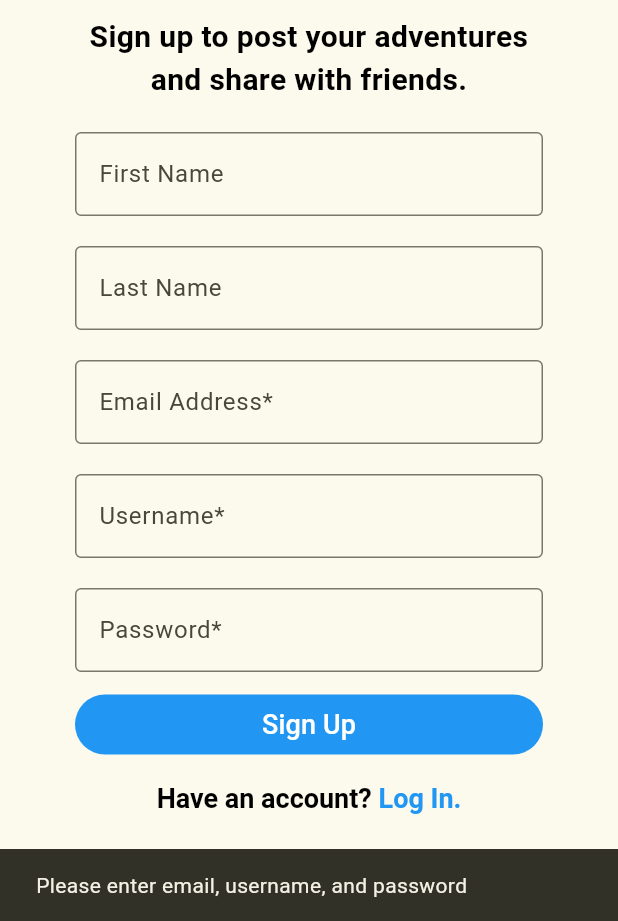
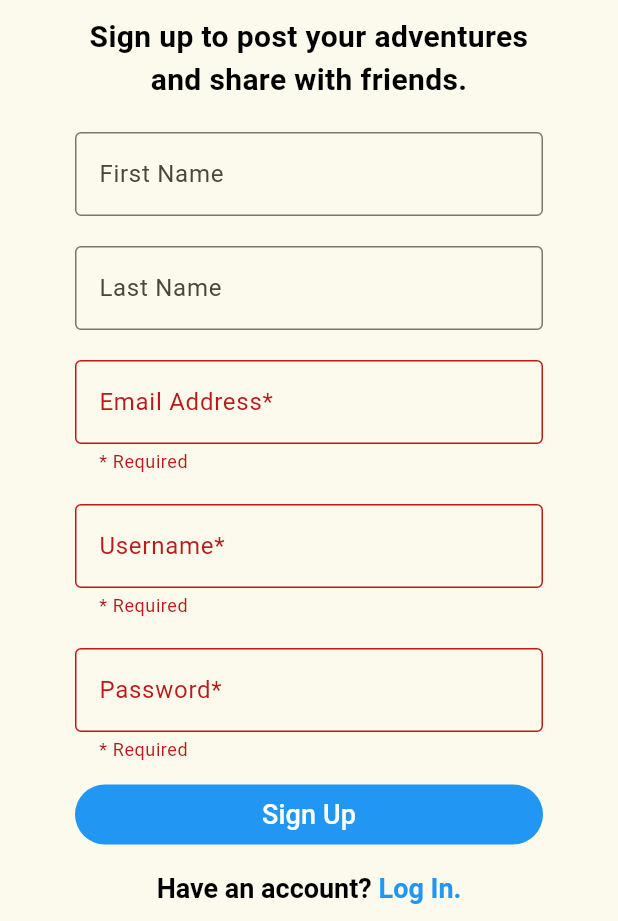
Before and after one commit to gagenotar/COP4331-BigProject-App, a Flutter app: the RegisterPage screen opened directly, after a tap on "Sign Up", on a phone screen of 412 x 824 dp, the part 315-1236 px from its top. Run offline on Flutter 3.47's test engine with Material 3 defaults, Android fonts, the phone set to English and light mode, and no system bars; our stand-ins replace form_field_validator, google_fonts; missing offline and left inert: bson.

Commit message:
field validation in login and register

```diff
--- a/lib/components/l_r_entry_box.dart
+++ b/lib/components/l_r_entry_box.dart
@@ -1,4 +1,5 @@
 import 'package:flutter/material.dart';
+import 'package:form_field_validator/form_field_validator.dart';
 
 class LREntryBox extends StatelessWidget {
 
@@ -7,7 +8,9 @@ class LREntryBox extends StatelessWidget {
     required this.textController,
     required this.label,
     this.keyboard = 'text',
-    this.isPassword = false
+    this.isPassword = false,
+    this.validator,
+    this.autovalidate = false
   });
 
   static final fieldType = {
@@ -17,17 +20,21 @@ class LREntryBox extends StatelessWidget {
     'text': TextInputType.text,
   };
 
+
   final TextEditingController textController;
   final String label;
 
   final String keyboard;
   final bool isPassword;
 
+  final FieldValidator? validator;
+  final bool autovalidate;
+
   @override
   Widget build(BuildContext context) {
     return Padding(
       padding: const EdgeInsets.symmetric(vertical:10, horizontal:50),
-      child: TextField(
+      child: TextFormField(
         controller: textController,
         decoration: InputDecoration(
           labelText: label,
@@ -37,7 +44,9 @@ class LREntryBox extends StatelessWidget {
         obscureText: isPassword,
         onTapOutside: (event) {
                     FocusManager.instance.primaryFocus?.unfocus();
-        }
+        },
+        validator: validator?.call,
+        autovalidateMode: autovalidate ? AutovalidateMode.onUserInteraction: AutovalidateMode.disabled
       ),
     );
   }
--- a/lib/pages/register_page.dart
+++ b/lib/pages/register_page.dart
@@ -5,6 +5,8 @@ import 'package:journey_journal_app/pages/login_page.dart';
 
 import 'package:journey_journal_app/components/api_service.dart';
 import 'package:journey_journal_app/components/l_r_entry_box.dart';
+
+import 'package:form_field_validator/form_field_validator.dart';
 
 class RegisterPage extends StatefulWidget {
   const RegisterPage({super.key});
@@ -24,15 +26,20 @@ class _RegisterPageState extends State<RegisterPage> {
 
   final TextEditingController _passwordController = TextEditingController();
 
+  final GlobalKey<FormState> _formkey = GlobalKey<FormState>();
+
   bool _isLoading = false;
+
+  bool _autovalidate = false;
 
   @override
   Widget build(BuildContext context) {
     return Scaffold(
       //resizeToAvoidBottomInset: false,
-      body: ListView(
+      body: Form(
+        key: _formkey,
+        child: ListView(
           children: <Widget>[
-
             const Flexible(
               child: SizedBox(
                 height:50
@@ -83,6 +90,7 @@ class _RegisterPageState extends State<RegisterPage> {
               ),
             ),
 
+
             LREntryBox(
               textController: _firstNameController,
               label: 'First Name',
@@ -98,20 +106,35 @@ class _RegisterPageState extends State<RegisterPage> {
             LREntryBox(
               textController: _emailController,
               label: 'Email Address*',
-            keyboard: 'email'
+              keyboard: 'email',
+              validator: MultiValidator([
+                RequiredValidator(errorText: "* Required"),
+                EmailValidator(errorText: "Not a valid email address.")
+                ]),
+              autovalidate: _autovalidate,
             ),
 
             LREntryBox(
               textController: _usernameController,
               label: 'Username*',
-            keyboard: 'text'
+              keyboard: 'text',
+              validator:RequiredValidator(errorText: "* Required"),
+              autovalidate: _autovalidate,
             ),
 
             LREntryBox(
               textController: _passwordController,
               label: 'Password*',
               keyboard: 'password',
-            isPassword: true
+              isPassword: true,
+              validator: MultiValidator([
+                RequiredValidator(errorText: "* Required"),
+                MinLengthValidator(8,errorText: "Password must be at least 8 characters"),
+                PatternValidator(r'[A-Z]', errorText: "Password must contain at least one uppercase letter"),
+                PatternValidator(r'[0-9]', errorText: "Password must contain at least one number"),
+                PatternValidator(r'[!@#$%^&*]', errorText: "Password must contain at least one special character")
+              ]),
+              autovalidate: true
             ),
 
             // Sign Up.
@@ -187,6 +210,7 @@ class _RegisterPageState extends State<RegisterPage> {
               )
             )
           ]
+        ),
       )
     );
   }
@@ -199,7 +223,7 @@ class _RegisterPageState extends State<RegisterPage> {
     String password = _passwordController.text;
 
     // Perform login logic here
-    if (email.isNotEmpty && username.isNotEmpty && password.isNotEmpty) {
+    if (_formkey.currentState!.validate()) {
 
       setState(() => _isLoading = true);
       var post = ApiService.register(firstName, lastName, email, username, password);
@@ -213,13 +237,12 @@ class _RegisterPageState extends State<RegisterPage> {
         ScaffoldMessenger.of(context).showSnackBar(
           SnackBar(content: Text(e)),
         );
+        setState(() => _isLoading = false);
       });
     }
     else {
-      _isLoading = false;
-      ScaffoldMessenger.of(context).showSnackBar(
-        const SnackBar(content: Text('Please enter email, username, and password')),
-      );
+      setState(() => _isLoading = false);
+      setState(() => _autovalidate = true);
     }
   }
 }
--- a/pubspec.yaml
+++ b/pubspec.yaml
@@ -38,6 +38,7 @@ dependencies:
   google_fonts: ^6.2.1
   bson: ^5.0.4
   http: ^1.2.1
+  form_field_validator: ^1.1.0
 
 dev_dependencies:
   flutter_test:
```
Also changed, not shown: lib/pages/login_page.dart (+24 -16 lines), pubspec.lock. Lines whose indentation alone changed are shown as unchanged.
